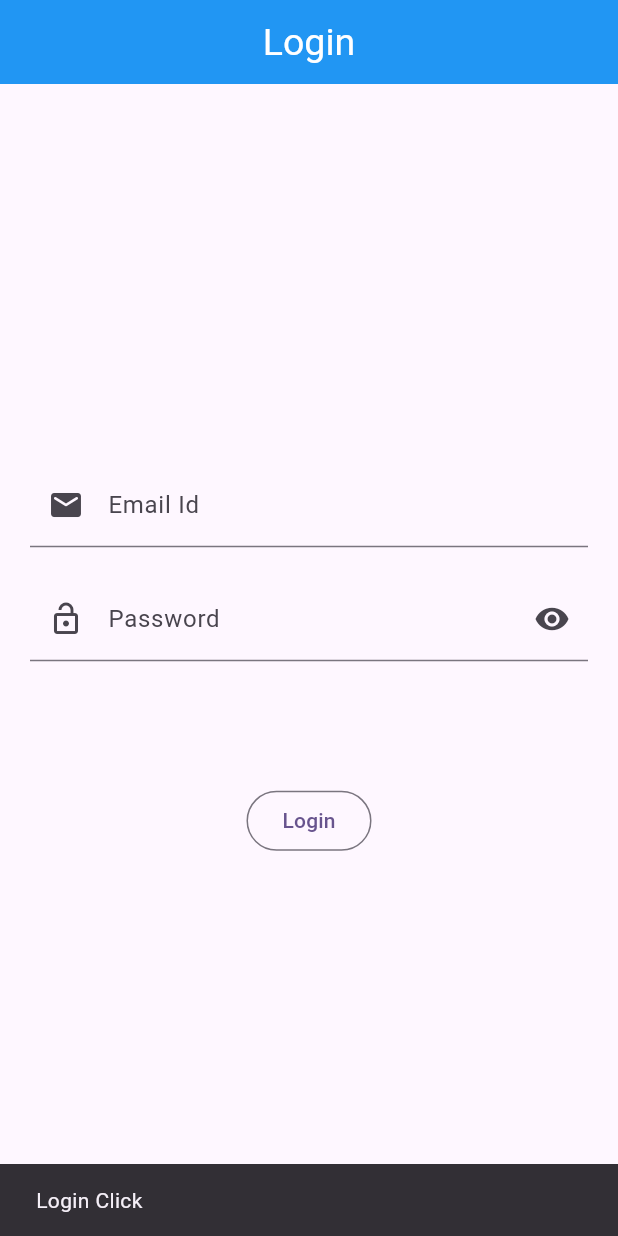
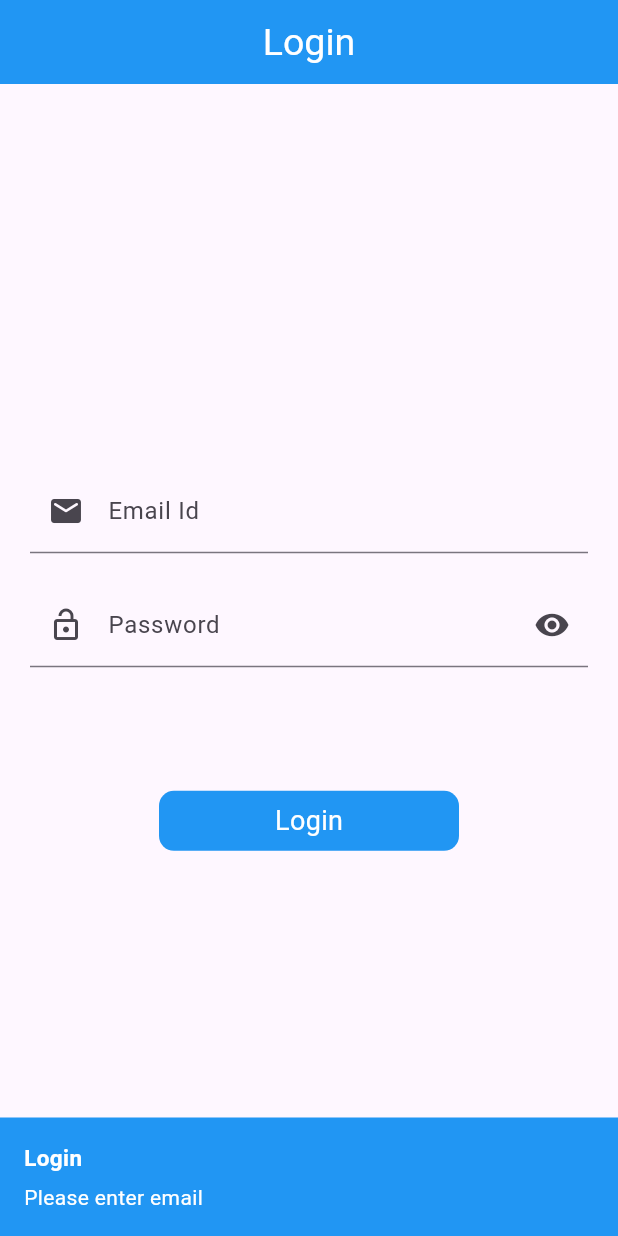
Before and after one commit to sup0808/FlutterMVVM, a Flutter app: the screen it shows after launch, after a tap on "Login", on a phone screen of 412 x 824 dp. Run offline on Flutter 3.47's test engine with Material 3 defaults, Android fonts, the phone set to English and light mode, and no system bars; drawn by our look-alikes of another_flushbar; our stand-ins replace fluttertoast.

Commit message:
Create Colors class for APP -- create custom button components -- Add validation for email and password

```diff
--- /dev/null
+++ b/lib/res/app_colors.dart
@@ -0,0 +1,8 @@
+import 'package:flutter/material.dart';
+
+class AppColors{
+
+  static const Color blackColor = Colors.black;
+  static const Color whiteColor = Colors.white;
+  static const Color buttonColor = Colors.blue;
+}
--- /dev/null
+++ b/lib/res/components/round_button.dart
@@ -0,0 +1,37 @@
+import 'package:flutter/material.dart';
+import 'package:flutter_mvvm/res/app_colors.dart';
+
+class RoundButton extends StatelessWidget {
+  final String title;
+  final bool loading;
+  final VoidCallback onPress;
+
+  const RoundButton(
+      {super.key,
+      required this.title,
+      this.loading = false,
+      required this.onPress});
+
+  @override
+  Widget build(BuildContext context) {
+    return InkWell(
+      onTap: () {
+        onPress();
+      },
+      child: Container(
+        height: 40,
+        width: 200,
+        decoration: BoxDecoration(
+            color: AppColors.buttonColor,
+            borderRadius: BorderRadius.circular(10)),
+        child: Center(
+            child: loading
+                ? CircleAvatar()
+                : Text(
+                    title,
+                    style: TextStyle(color: AppColors.whiteColor, fontSize: 18),
+                  )),
+      ),
+    );
+  }
+}
--- a/lib/utils/utils.dart
+++ b/lib/utils/utils.dart
@@ -19,9 +19,9 @@ class Utils{
    showFlushbar(context: context,
        flushbar: Flushbar(
          message: message,
-         backgroundColor: Colors.red,
-         title: "Happy",
-         messageColor: Colors.blue,
+         backgroundColor: Colors.blue,
+         title: "Login",
+         messageColor: Colors.white,
          duration: Duration(seconds: 3),
        )..show(context)
    );
--- a/lib/view/login_view.dart
+++ b/lib/view/login_view.dart
@@ -1,4 +1,5 @@
 import 'package:flutter/material.dart';
+import 'package:flutter_mvvm/res/components/round_button.dart';
 import 'package:flutter_mvvm/utils/routes/routes.dart';
 import 'package:flutter_mvvm/utils/routes/routes_name.dart';
 import 'package:flutter_mvvm/utils/utils.dart';
@@ -21,7 +22,7 @@ class _LoginViewState extends State<LoginView> {
 
   @override
   Widget build(BuildContext context) {
-    final height = MediaQuery.of(context).size.height*1;
+    final height = MediaQuery.of(context).size.height * 1;
     return Scaffold(
       appBar: AppBar(
         title: Text("Login"),
@@ -69,13 +70,22 @@ class _LoginViewState extends State<LoginView> {
                                 : Icons.visibility))),
                   );
                 }),
-            SizedBox(height: height*.1),
-            OutlinedButton(
-              onPressed: () {
-                Utils.showSnackBar("Login Click", context);
-              },
-              child: Text("Login"),
-            )
+            SizedBox(height: height * .1),
+            RoundButton(
+                title: "Login",
+                onPress: () {
+                  if (emailCtr.text.isEmpty) {
+                    Utils.flushBarErrorMessage("Please enter email", context);
+                  } else if (passwordCtr.text.isEmpty) {
+                    Utils.flushBarErrorMessage("Please enter password", context);
+                  }
+                  else if (passwordCtr.text.length<6) {
+                    Utils.flushBarErrorMessage("Please enter 6 digit password", context);
+                  }
+                  else{
+                    Utils.flushBarErrorMessage("Api call", context);
+                  }
+                })
           ],
         ),
       ),
```
